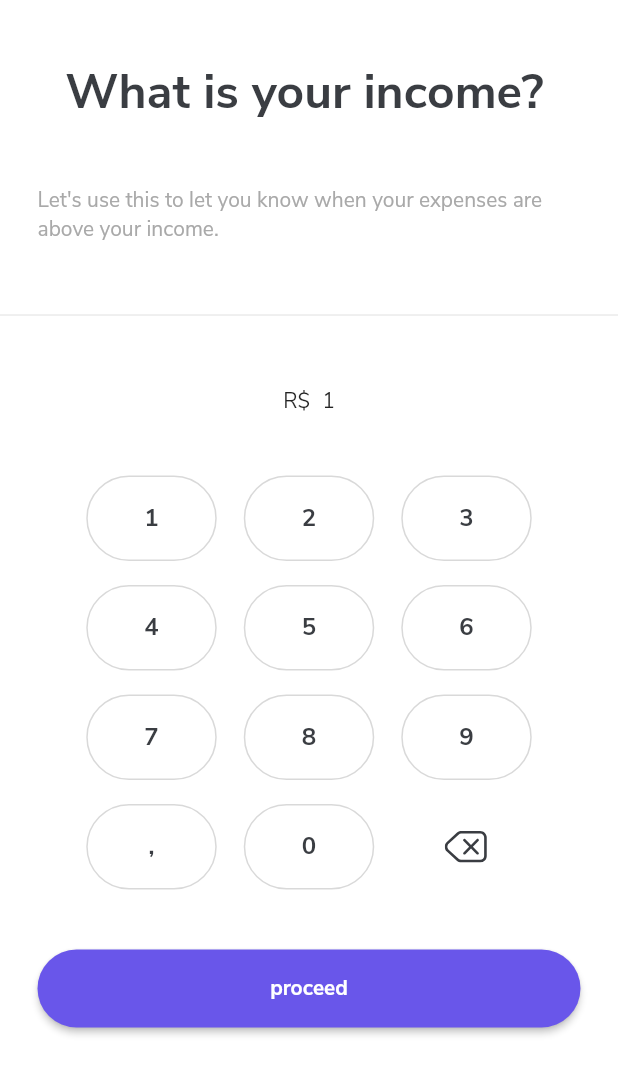
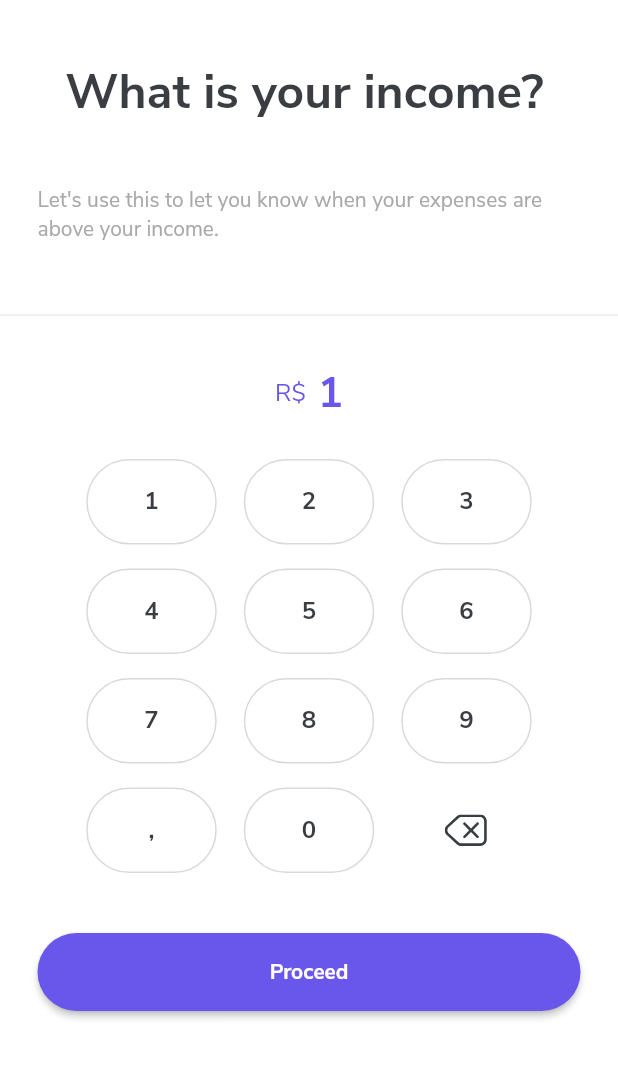
Before and after one commit to tgdssm/expense_manager, a Flutter app: the IncomePage screen opened directly with empty values, after a tap on an icon or button, on a phone screen of 412 x 824 dp. Shown: the top 1074 px of the screen. Run offline on Flutter 3.47's test engine with Material 2 defaults, Android fonts, the phone set to English and light mode, and no system bars; our stand-ins replace cloud_firestore, email_validator, firebase_auth, firebase_core, flutter_modular, flutter_svg and 2 more; missing offline and left inert: result; accounts and stored records are empty.

Commit message:
[feat] default keyboard

```diff
--- a/lib/app/ui/income/pages/income_page.dart
+++ b/lib/app/ui/income/pages/income_page.dart
@@ -24,7 +24,7 @@ class _IncomePageState extends State<IncomePage> {
   Widget build(BuildContext context) {
     return Scaffold(
       body: SafeArea(
-        child: Container(
+        child: SizedBox(
           height: MediaQuery.of(context).size.height,
           child: Form(
             child: ListView(
@@ -50,7 +50,7 @@ class _IncomePageState extends State<IncomePage> {
                 const VerticalSpace(height: 40),
                 Padding(
                   padding: const EdgeInsets.symmetric(horizontal: 25),
-                  child: DefaultButton(text: Strings.proceed, onTap: () {}),
+                  child: DefaultButton(text: Strings.proceed.i18n(), onTap: () {}),
                 ),
                 // ValueListenableBuilder(
                 //     valueListenable: _controller.loadingButton,
--- a/lib/design_system/components/inputs/default_keyboard.dart
+++ b/lib/design_system/components/inputs/default_keyboard.dart
@@ -3,70 +3,60 @@ import 'package:flutter/material.dart';
 import 'package:flutter_svg/flutter_svg.dart';
 import 'package:intl/intl.dart';
 
-class DefaultKeyboard extends StatelessWidget {
-  const DefaultKeyboard({Key? key}) : super(key: key);
+class DefaultKeyboard extends StatefulWidget {
+  final Color incomeColor;
+  const DefaultKeyboard({
+    Key? key,
+    this.incomeColor = AppColors.primaryColor,
+  }) : super(key: key);
 
   @override
+  State<DefaultKeyboard> createState() => _DefaultKeyboardState();
+}
+
+class _DefaultKeyboardState extends State<DefaultKeyboard> {
+  final ValueNotifier<String> income = ValueNotifier("");
+  @override
   Widget build(BuildContext context) {
-    final ValueNotifier<String> income = ValueNotifier("");
     return Column(
       children: [
         const Divider(),
         const VerticalSpace(
-          height: 40,
+          height: 25,
         ),
         ValueListenableBuilder<String>(
           valueListenable: income,
           builder: (context, value, child) {
             if (value.isEmpty) {
-              return const Text("");
-            } else if (",".allMatches(value).length > 1) {
-              int countAppear = 0;
-              value = value.split('').where((e) {
-                if (e == ",") {
-                  countAppear++;
-                  if (countAppear == 1) {
-                    return true;
-                  } else {
-                    return false;
-                  }
-                }
-                return true;
-              }).join();
-            } else if (value.split('').last != ",") {
-              value = NumberFormat.decimalPattern('pt_BR').format(
-                double.parse(value.replaceFirst(',', '.')),
+              return _buildShowIncome(
+                "0,00",
+                AppColors.lightGrey,
+              );
+            } else {
+              return _buildShowIncome(
+                value,
+                widget.incomeColor,
               );
             }
-            return Row(
-              mainAxisAlignment: MainAxisAlignment.center,
-              children: [
-                const Text("R\$"),
-                const HorizontalSpace(width: 8),
-                Text(
-                  value,
-                ),
-              ],
-            );
           },
         ),
-        const VerticalSpace(height: 40),
+        const VerticalSpace(height: 25),
         Row(
           mainAxisAlignment: MainAxisAlignment.center,
           children: [
             _buildNumberButton(
               "1",
-              (value) => income.value += value,
+              (value) => _buildFormattedIncome(value),
             ),
             const HorizontalSpace(width: 18),
             _buildNumberButton(
               "2",
-              (value) => income.value += value,
+              (value) => _buildFormattedIncome(value),
             ),
             const HorizontalSpace(width: 18),
             _buildNumberButton(
               "3",
-              (value) => income.value += value,
+              (value) => _buildFormattedIncome(value),
             ),
           ],
         ),
@@ -76,17 +66,17 @@ class DefaultKeyboard extends StatelessWidget {
           children: [
             _buildNumberButton(
               "4",
-              (value) => income.value += value,
+              (value) => _buildFormattedIncome(value),
             ),
             const HorizontalSpace(width: 18),
             _buildNumberButton(
               "5",
-              (value) => income.value += value,
+              (value) => _buildFormattedIncome(value),
             ),
             const HorizontalSpace(width: 18),
             _buildNumberButton(
               "6",
-              (value) => income.value += value,
+              (value) => _buildFormattedIncome(value),
             ),
           ],
         ),
@@ -96,17 +86,17 @@ class DefaultKeyboard extends StatelessWidget {
           children: [
             _buildNumberButton(
               "7",
-              (value) => income.value += value,
+              (value) => _buildFormattedIncome(value),
             ),
             const HorizontalSpace(width: 18),
             _buildNumberButton(
               "8",
-              (value) => income.value += value,
+              (value) => _buildFormattedIncome(value),
             ),
             const HorizontalSpace(width: 18),
             _buildNumberButton(
               "9",
-              (value) => income.value += value,
+              (value) => _buildFormattedIncome(value),
             ),
           ],
         ),
@@ -116,12 +106,12 @@ class DefaultKeyboard extends StatelessWidget {
           children: [
             _buildNumberButton(
               ",",
-              (value) => income.value += value,
+              (value) => _buildFormattedIncome(value),
             ),
             const HorizontalSpace(width: 18),
             _buildNumberButton(
               "0",
-              (value) => income.value += value,
+              (value) => _buildFormattedIncome(value),
             ),
             const HorizontalSpace(width: 18),
             Container(
@@ -145,11 +135,58 @@ class DefaultKeyboard extends StatelessWidget {
     );
   }
 
+  Row _buildShowIncome(String value, Color incomeColor) {
+    return Row(
+      mainAxisAlignment: MainAxisAlignment.center,
+      children: [
+        Text(
+          "R\$",
+          style: TextStyles.body1.copyWith(
+            color: incomeColor,
+          ),
+        ),
+        const HorizontalSpace(width: 8),
+        Text(
+          value,
+          style: TextStyles.heading2.copyWith(
+            color: incomeColor,
+          ),
+        ),
+      ],
+    );
+  }
+
+  _buildFormattedIncome(String value) {
+    if (income.value.isEmpty && value == ",") {
+      return;
+    }
+    if (income.value.length > 12) {
+      return;
+    }
+    if (income.value.contains(',') && income.value.split(',').last.length > 1) {
+      return;
+    }
+    if (income.value.contains(',') && value == ',') {
+      return;
+    }
+    income.value += value;
+    if (income.value.length >= 2 &&
+        income.value.split('').reversed.toList()[1] == ",") {
+      return;
+    } else if (income.value.split('').last != ",") {
+      income.value = NumberFormat.decimalPattern('pt_BR').format(
+        double.parse(income.value.replaceAll('.', '').replaceFirst(',', '.')),
+      );
+      if (income.value.contains(',') &&
+          income.value.split(',').last.length == 1) {
+        income.value += '0';
+      }
+    }
+  }
+
   _buildNumberButton(String number, ValueChanged<String> onTap) {
     return GestureDetector(
-      onTap: () {
-        onTap(number);
-      },
+      onTap: () => onTap(number),
       child: Container(
         height: 57,
         width: 87,
```
